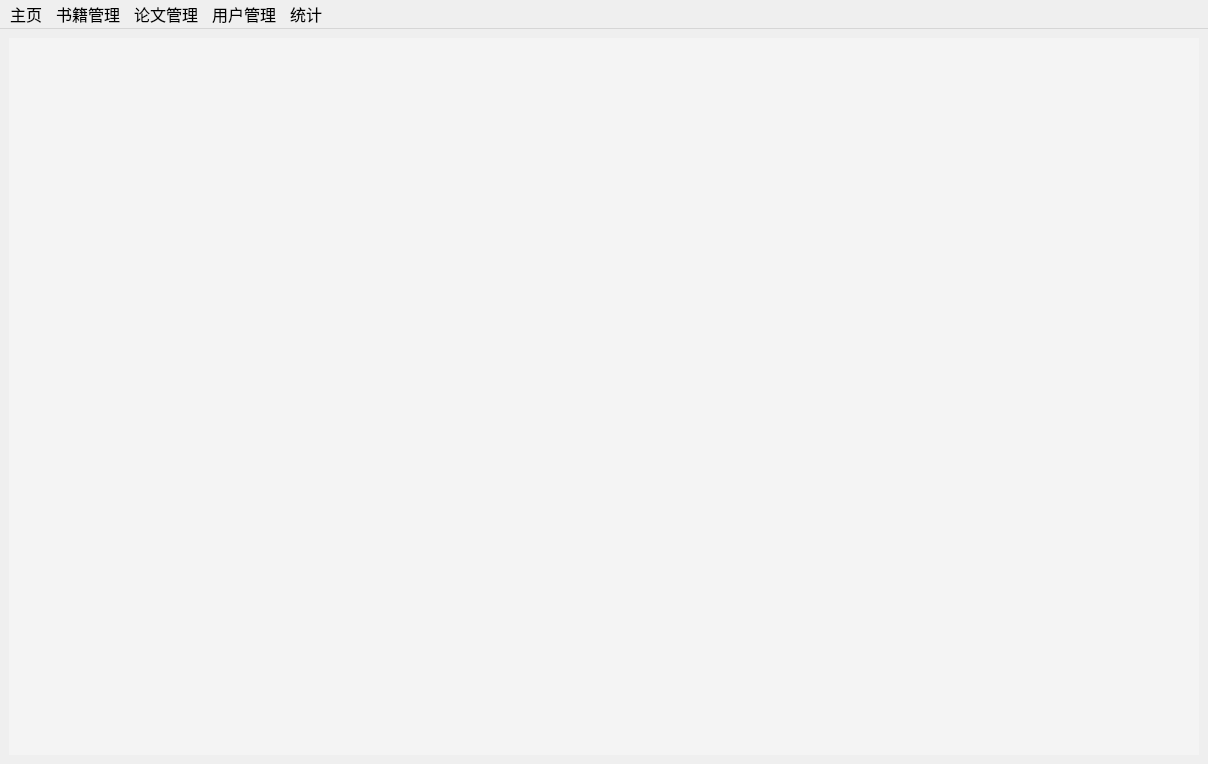
Before: the Qt Designer form admin/frontend/mainWin.ui in sophiefy/WHU-MMS, drawn with Qt 5.
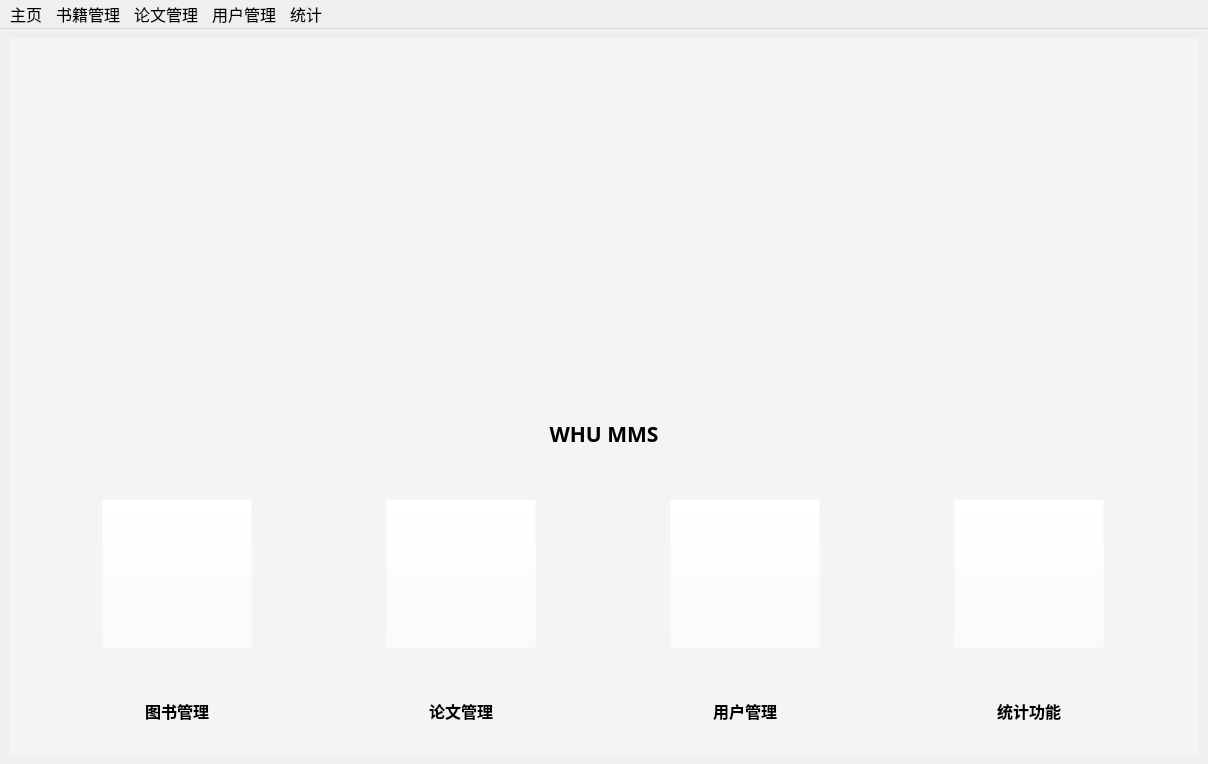
After: the same form once the commit is applied. The open tabs and pages were chosen to show the change. Icons and pictures are not drawn.

Diff of the .ui file:
```diff
--- a/admin/frontend/mainWin.ui
+++ b/admin/frontend/mainWin.ui
@@ -26,6 +26,12 @@
    <layout class="QVBoxLayout" name="verticalLayout_4">
     <item>
      <widget class="QStackedWidget" name="stackedWidget">
+      <property name="minimumSize">
+       <size>
+        <width>150</width>
+        <height>150</height>
+       </size>
+      </property>
       <property name="font">
        <font>
         <family>微软雅黑</family>
@@ -38,7 +44,339 @@
       <property name="currentIndex">
        <number>5</number>
       </property>
-      <widget class="QWidget" name="pageHome"/>
+      <widget class="QWidget" name="pageHome">
+       <layout class="QVBoxLayout" name="verticalLayout_5">
+        <property name="spacing">
+         <number>50</number>
+        </property>
+        <item>
+         <layout class="QHBoxLayout" name="horizontalLayout_3">
+          <item>
+           <spacer name="horizontalSpacer_6">
+            <property name="orientation">
+             <enum>Qt::Horizontal</enum>
+            </property>
+            <property name="sizeHint" stdset="0">
+             <size>
+              <width>40</width>
+              <height>20</height>
+             </size>
+            </property>
+           </spacer>
+          </item>
+          <item>
+           <layout class="QVBoxLayout" name="verticalLayout_3">
+            <item>
+             <spacer name="verticalSpacer_6">
+              <property name="orientation">
+               <enum>Qt::Vertical</enum>
+              </property>
+              <property name="sizeHint" stdset="0">
+               <size>
+                <width>20</width>
+                <height>40</height>
+               </size>
+              </property>
+             </spacer>
+            </item>
+            <item>
+             <widget class="QLabel" name="label_16">
+              <property name="minimumSize">
+               <size>
+                <width>300</width>
+                <height>300</height>
+               </size>
+              </property>
+              <property name="maximumSize">
+               <size>
+                <width>300</width>
+                <height>300</height>
+               </size>
+              </property>
+              <property name="styleSheet">
+               <string notr="true">border-image: url(:/resources/common/library.png);
+background-color: rgba(255, 255, 255, 0);</string>
+              </property>
+              <property name="text">
+               <string/>
+              </property>
+              <property name="alignment">
+               <set>Qt::AlignCenter</set>
+              </property>
+             </widget>
+            </item>
+            <item>
+             <widget class="QLabel" name="label_20">
+              <property name="font">
+               <font>
+                <family>微软雅黑</family>
+                <pointsize>16</pointsize>
+                <weight>75</weight>
+                <bold>true</bold>
+               </font>
+              </property>
+              <property name="styleSheet">
+               <string notr="true">background-color: rgba(255, 255, 255, 0);</string>
+              </property>
+              <property name="text">
+               <string>WHU MMS</string>
+              </property>
+              <property name="alignment">
+               <set>Qt::AlignCenter</set>
+              </property>
+             </widget>
+            </item>
+           </layout>
+          </item>
+          <item>
+           <spacer name="horizontalSpacer_7">
+            <property name="orientation">
+             <enum>Qt::Horizontal</enum>
+            </property>
+            <property name="sizeHint" stdset="0">
+             <size>
+              <width>40</width>
+              <height>20</height>
+             </size>
+            </property>
+           </spacer>
+          </item>
+         </layout>
+        </item>
+        <item>
+         <layout class="QGridLayout" name="gridLayout_5">
+          <item row="1" column="0">
+           <widget class="QLabel" name="label_32">
+            <property name="font">
+             <font>
+              <family>微软雅黑</family>
+              <pointsize>12</pointsize>
+              <weight>75</weight>
+              <bold>true</bold>
+             </font>
+            </property>
+            <property name="styleSheet">
+             <string notr="true">background-color: rgba(255, 255, 255, 0);</string>
+            </property>
+            <property name="text">
+             <string>图书管理</string>
+            </property>
+            <property name="alignment">
+             <set>Qt::AlignCenter</set>
+            </property>
+           </widget>
+          </item>
+          <item row="2" column="3">
+           <spacer name="verticalSpacer_4">
+            <property name="orientation">
+             <enum>Qt::Vertical</enum>
+            </property>
+            <property name="sizeHint" stdset="0">
+             <size>
+              <width>20</width>
+              <height>40</height>
+             </size>
+            </property>
+           </spacer>
+          </item>
+          <item row="1" column="1">
+           <widget class="QLabel" name="label_33">
+            <property name="font">
+             <font>
+              <family>微软雅黑</family>
+              <pointsize>12</pointsize>
+              <weight>75</weight>
+              <bold>true</bold>
+             </font>
+            </property>
+            <property name="styleSheet">
+             <string notr="true">background-color: rgba(255, 255, 255, 0);</string>
+            </property>
+            <property name="text">
+             <string>论文管理</string>
+            </property>
+            <property name="alignment">
+             <set>Qt::AlignCenter</set>
+            </property>
+           </widget>
+          </item>
+          <item row="2" column="0">
+           <spacer name="verticalSpacer">
+            <property name="orientation">
+             <enum>Qt::Vertical</enum>
+            </property>
+            <property name="sizeHint" stdset="0">
+             <size>
+              <width>20</width>
+              <height>40</height>
+             </size>
+            </property>
+           </spacer>
+          </item>
+          <item row="1" column="3">
+           <widget class="QLabel" name="label_36">
+            <property name="font">
+             <font>
+              <family>微软雅黑</family>
+              <pointsize>12</pointsize>
+              <weight>75</weight>
+              <bold>true</bold>
+             </font>
+            </property>
+            <property name="styleSheet">
+             <string notr="true">background-color: rgba(255, 255, 255, 0);</string>
+            </property>
+            <property name="text">
+             <string>统计功能</string>
+            </property>
+            <property name="alignment">
+             <set>Qt::AlignCenter</set>
+            </property>
+           </widget>
+          </item>
+          <item row="2" column="1">
+           <spacer name="verticalSpacer_2">
+            <property name="orientation">
+             <enum>Qt::Vertical</enum>
+            </property>
+            <property name="sizeHint" stdset="0">
+             <size>
+              <width>20</width>
+              <height>40</height>
+             </size>
+            </property>
+           </spacer>
+          </item>
+          <item row="0" column="0">
+           <widget class="QPushButton" name="bookBtn">
+            <property name="minimumSize">
+             <size>
+              <width>150</width>
+              <height>150</height>
+             </size>
+            </property>
+            <property name="maximumSize">
+             <size>
+              <width>150</width>
+              <height>150</height>
+             </size>
+            </property>
+            <property name="styleSheet">
+             <string notr="true">background-color: rgba(255, 255, 255, 0);
+border-image: url(:/resources/common/books.png);</string>
+            </property>
+            <property name="text">
+             <string/>
+            </property>
+           </widget>
+          </item>
+          <item row="1" column="2">
+           <widget class="QLabel" name="label_34">
+            <property name="font">
+             <font>
+              <family>微软雅黑</family>
+              <pointsize>12</pointsize>
+              <weight>75</weight>
+              <bold>true</bold>
+             </font>
+            </property>
+            <property name="styleSheet">
+             <string notr="true">background-color: rgba(255, 255, 255, 0);</string>
+            </property>
+            <property name="text">
+             <string>用户管理</string>
+            </property>
+            <property name="alignment">
+             <set>Qt::AlignCenter</set>
+            </property>
+           </widget>
+          </item>
+          <item row="2" column="2">
+           <spacer name="verticalSpacer_3">
+            <property name="orientation">
+             <enum>Qt::Vertical</enum>
+            </property>
+            <property name="sizeHint" stdset="0">
+             <size>
+              <width>20</width>
+              <height>40</height>
+             </size>
+            </property>
+           </spacer>
+          </item>
+          <item row="0" column="1">
+           <widget class="QPushButton" name="paperBtn">
+            <property name="minimumSize">
+             <size>
+              <width>150</width>
+              <height>150</height>
+             </size>
+            </property>
+            <property name="maximumSize">
+             <size>
+              <width>150</width>
+              <height>150</height>
+             </size>
+            </property>
+            <property name="styleSheet">
+             <string notr="true">border-image: url(:/resources/common/papers.png);
+background-color: rgba(255, 255, 255, 0);</string>
+            </property>
+            <property name="text">
+             <string/>
+            </property>
+           </widget>
+          </item>
+          <item row="0" column="2">
+           <widget class="QPushButton" name="userBtn">
+            <property name="minimumSize">
+             <size>
+              <width>150</width>
+              <height>150</height>
+             </size>
+            </property>
+            <property name="maximumSize">
+             <size>
+              <width>150</width>
+              <height>150</height>
+             </size>
+            </property>
+            <property name="styleSheet">
+             <string notr="true">background-color: rgba(255, 255, 255, 0);
+border-image: url(:/resources/common/users.png);</string>
+            </property>
+            <property name="text">
+             <string/>
+            </property>
+           </widget>
+          </item>
+          <item row="0" column="3">
+           <widget class="QPushButton" name="statsBtn">
+            <property name="minimumSize">
+             <size>
+              <width>150</width>
+              <height>150</height>
+             </size>
+            </property>
+            <property name="maximumSize">
+             <size>
+              <width>150</width>
+              <height>150</height>
+             </size>
+            </property>
+            <property name="styleSheet">
+             <string notr="true">border-image: url(:/resources/common/stats.png);
+background-color: rgba(255, 255, 255, 0);</string>
+            </property>
+            <property name="text">
+             <string/>
+            </property>
+           </widget>
+          </item>
+         </layout>
+        </item>
+       </layout>
+      </widget>
       <widget class="QWidget" name="pageAddBook">
        <layout class="QGridLayout" name="gridLayout">
         <item row="5" column="1">
```
Left out of the diff: 15 changed lines with no effect on the pictures.
